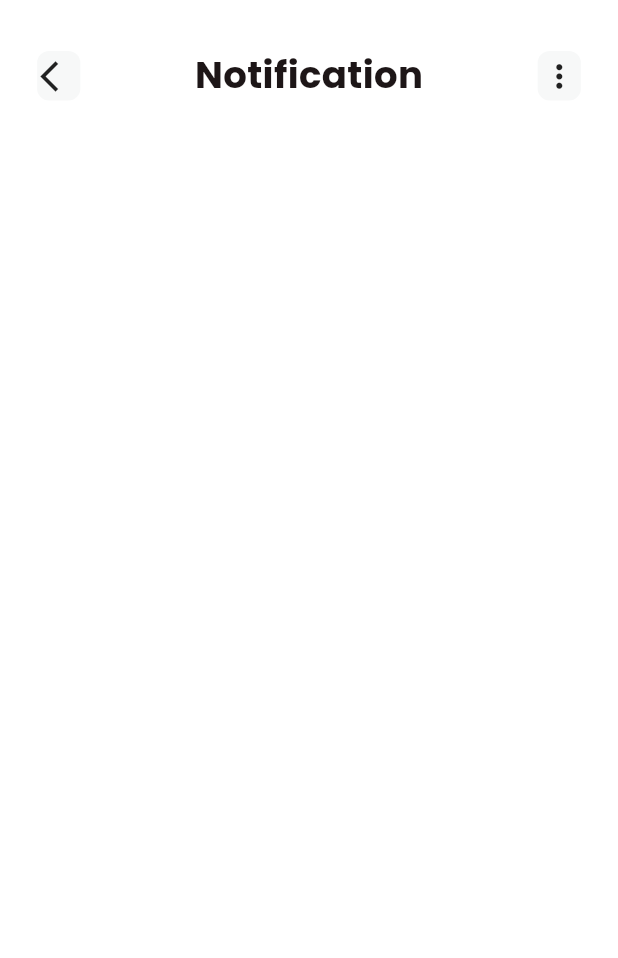
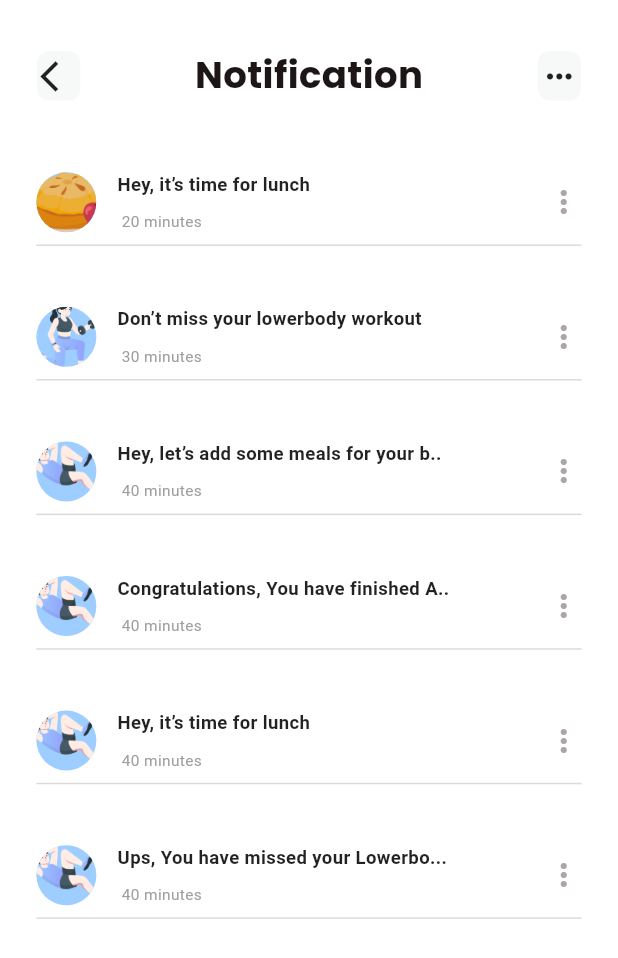
Before and after one commit to mmkocak/fitnesx_flutter, a Flutter app: the NoificationScreen screen opened directly, on a phone screen of 412 x 824 dp. Shown: the top 958 px of the screen. Run offline on Flutter 3.47's test engine with Material 3 defaults, Android fonts, the phone set to English and light mode, and no system bars; our stand-ins replace cloud_firestore, equatable, firebase_auth, firebase_core, fl_chart, flutter_bloc and 1 more; missing offline and left inert: flutter_facebook_auth; accounts and stored records are empty.

Commit message:
notificationscreen tamamlandı

```diff
--- /dev/null
+++ b/lib/feature/screen/dashboard/notification/cards/notofiaction_card.dart
@@ -0,0 +1,72 @@
+import 'package:fitnesx_flutter/feature/utils/common/common_imports.dart';
+
+class NotofiactionCard extends StatelessWidget {
+  final String title;
+
+  final String time;
+
+  final String image;
+
+  NotofiactionCard({
+    Key? key,
+    required this.title,
+    required this.time,
+    required this.image,
+  });
+
+  @override
+  Widget build(BuildContext context) {
+    double screenWidth = MediaQuery.sizeOf(context).width;
+    double screenHeight = MediaQuery.sizeOf(context).height;
+    return Container(
+      decoration: BoxDecoration(
+        color: Colors.white,
+      ),
+      child: Padding(
+        padding: EdgeInsets.all(screenWidth * 0.02),
+        child: Column(
+          children: [
+            Row(
+              children: [
+                CircleAvatar(
+                  radius: 20,
+                  backgroundImage: AssetImage(image),
+                  backgroundColor: AppColors.brandColorTwo,
+                ),
+                SizedBox(width: screenWidth * 0.034),
+                Expanded(
+                  child: Column(
+                    crossAxisAlignment: CrossAxisAlignment.start,
+                    children: [
+                      Text(
+                        title,
+                        style: TextStyle(
+                          fontSize: screenWidth * 0.03,
+                          fontWeight: FontWeight.bold,
+                          color: Colors.black87,
+                        ),
+                      ),
+                      SizedBox(height: screenHeight * 0.01),
+                      Text(
+                        " $time",
+                        style: TextStyle(
+                          fontSize: screenWidth * 0.025,
+                          color: Colors.grey,
+                        ),
+                      ),
+                    ],
+                  ),
+                ),
+                Icon(Icons.more_vert, color: AppColors.gray_2),
+              ],
+            ),
+            Divider(
+              color: AppColors.gray_3,
+              thickness: 1,
+            )
+          ],
+        ),
+      ),
+    );
+  }
+}
--- a/lib/feature/screen/dashboard/notification/noification_screen.dart
+++ b/lib/feature/screen/dashboard/notification/noification_screen.dart
@@ -1,3 +1,5 @@
+import 'package:fitnesx_flutter/feature/screen/dashboard/notification/cards/notofiaction_card.dart';
+import 'package:fitnesx_flutter/feature/screen/dashboard/notification/notification_list.dart';
 import 'package:fitnesx_flutter/feature/utils/common/common_imports.dart';
 import 'package:fitnesx_flutter/feature/utils/widgets/custom_appbar_widget.dart';
 
@@ -11,11 +13,14 @@ class NoificationScreen extends StatefulWidget {
 class _NoificationScreenState extends State<NoificationScreen> {
   @override
   Widget build(BuildContext context) {
-    double screenHeight = MediaQuery.of(context).size.height;
-    double screenWidth = MediaQuery.of(context).size.width;
     return Scaffold(
       backgroundColor: AppColors.whiteColor,
       appBar: CustomAppbarWidget(text: "Notification",),
+      body: Column(
+        children: [
+          NotificationList(),
+        ],
+      )
     );
 }
 }
--- /dev/null
+++ b/lib/feature/screen/dashboard/notification/notification_list.dart
@@ -0,0 +1,59 @@
+import 'package:fitnesx_flutter/feature/utils/common/common_imports.dart';
+import 'package:fitnesx_flutter/feature/screen/dashboard/notification/cards/notofiaction_card.dart';
+
+class NotificationList extends StatelessWidget {
+  final List<Map<String, dynamic>> notifications = [
+    {
+      "title": "Hey, it’s time for lunch",
+      "time": "20 minutes",
+      "image": "assets/images/turtle.png",
+    },
+    {
+      "title": "Don’t miss your lowerbody workout",
+      "time": "30 minutes",
+      "image": "assets/images/lowebody-workout 1.png",
+    },
+    {
+      "title": "Hey, let’s add some meals for your b..",
+      "time": "40 minutes",
+      "image": "assets/images/Character.png",
+    },
+    {
+      "title": "Congratulations, You have finished A..",
+      "time": "40 minutes",
+      "image": "assets/images/Character.png",
+    },
+    {
+      "title": "Hey, it’s time for lunch",
+      "time": "40 minutes",
+      "image": "assets/images/Character.png",
+    },
+    {
+      "title": "Ups, You have missed your Lowerbo...",
+      "time": "40 minutes",
+      "image": "assets/images/Character.png",
+    },
+  ];
+  NotificationList({Key? key}) : super(key: key);
+
+  @override
+  Widget build(BuildContext context) {
+    return ListView.builder(
+      padding: const EdgeInsets.all(16.0),
+      shrinkWrap: true,
+      physics: NeverScrollableScrollPhysics(),
+      itemCount: notifications.length,
+      itemBuilder: (context, index) {
+        final workout = notifications[index];
+        return Padding(
+          padding: const EdgeInsets.only(bottom: 16.0),
+          child: NotofiactionCard(
+            title: workout["title"],
+            time: workout["time"],
+            image: workout["image"],
+          ),
+        );
+      },
+    );
+  }
+}
--- a/lib/feature/utils/widgets/custom_appbar_widget.dart
+++ b/lib/feature/utils/widgets/custom_appbar_widget.dart
@@ -56,7 +56,7 @@ class CustomAppbarWidget extends StatelessWidget
                       ),
                       child: Center(
                         child: Icon(
-                          Icons.more_vert,
+                          Icons.more_horiz,
                           size: screenWidth * 0.06,
                         ),
                       ),
--- a/lib/feature/utils/widgets/router_screen.dart
+++ b/lib/feature/utils/widgets/router_screen.dart
@@ -1,3 +1,4 @@
+import 'package:fitnesx_flutter/feature/screen/dashboard/activity/activity_screen.dart';
 import 'package:fitnesx_flutter/feature/utils/common/common_imports.dart';
 
 class RouterScreen extends StatefulWidget {
@@ -10,7 +11,7 @@ class _RouterScreenState extends State<RouterScreen> {
 
   final List<Widget> _pages = [
     DashboardScreen(),
-    Container(),
+    ActivityScreen(),
     Container(),
     Container(),
   ];
--- a/lib/main.dart
+++ b/lib/main.dart
@@ -1,3 +1,5 @@
+import 'package:fitnesx_flutter/feature/screen/dashboard/activity/activity_screen.dart';
+import 'package:fitnesx_flutter/feature/screen/dashboard/notification/noification_screen.dart';
 import 'package:fitnesx_flutter/feature/utils/common/common_imports.dart';
 import 'package:fitnesx_flutter/firebase_options.dart';
 
```
Also changed, not shown: lib/feature/screen/dashboard/activity/activity_screen.dart (added, +19 -0 lines), lib/feature/utils/widgets/custom_navigationbar.dart (deleted, +0 -58 lines), assets/images/turtle.png (added).
